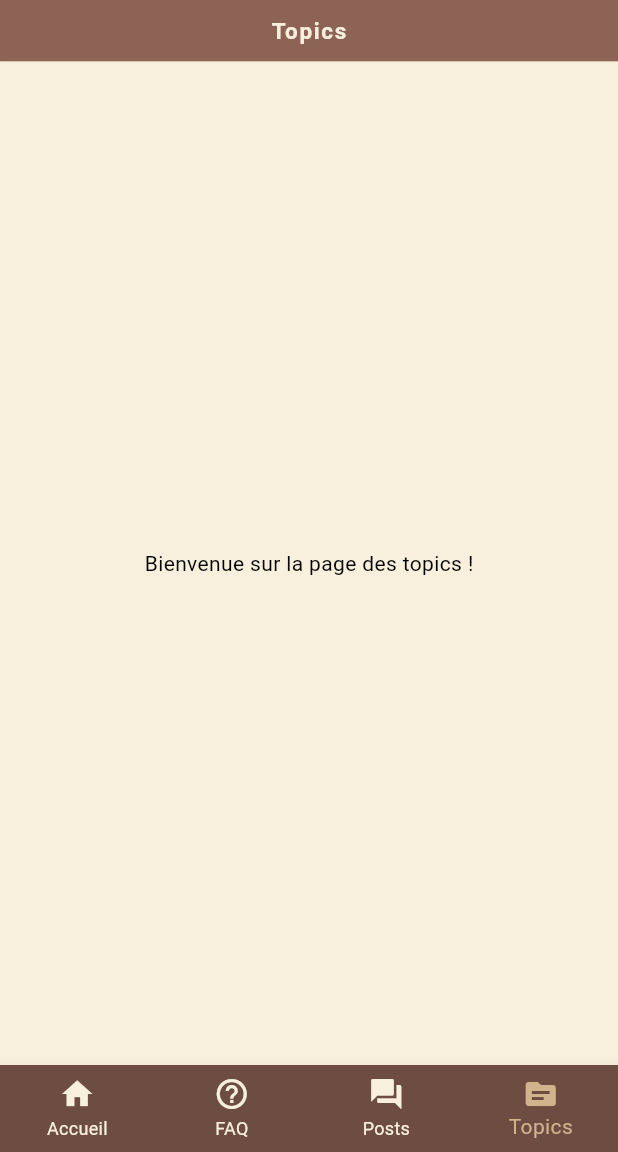
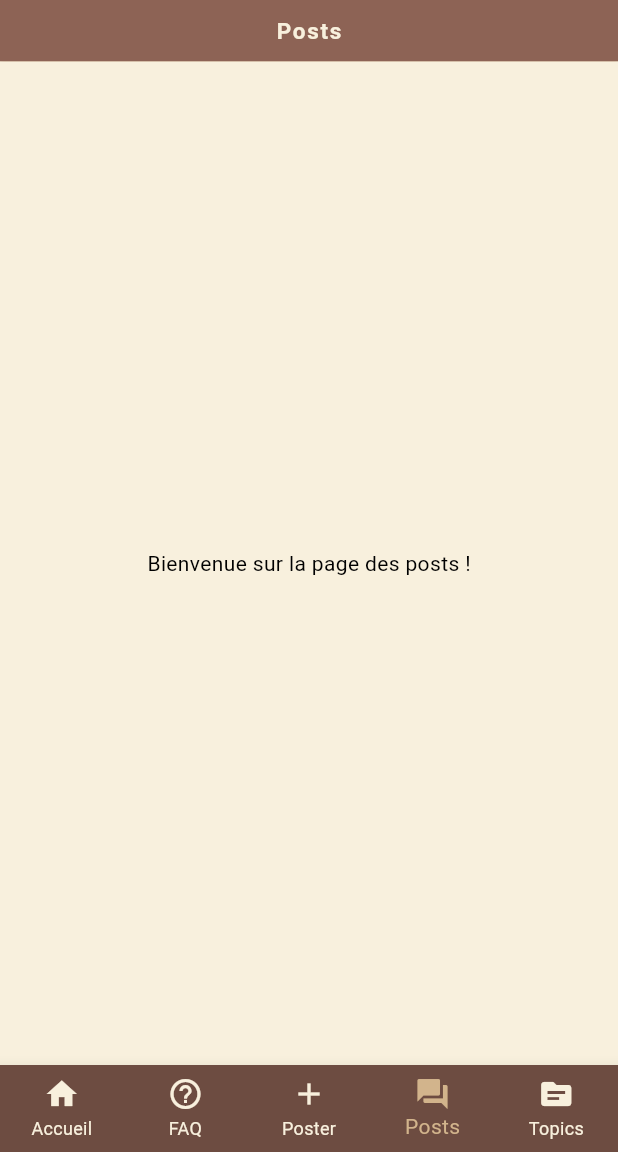
Before and after one commit to APlouzeau/mocha, a Flutter app: the screen it shows after launch, item 4 of the bottom bar chosen, on a phone screen of 412 x 824 dp, the part 84-1236 px from its top. Run offline on Flutter 3.47's test engine with Material 3 defaults, Android fonts, the phone set to English and light mode, and no system bars.

Commit message:
feat: new post button in navbar

```diff
--- a/lib/main.dart
+++ b/lib/main.dart
@@ -55,15 +55,17 @@ class _MochaRootState extends State<MochaRoot> {
   int _currentIndex = 0;
 
   final List<Widget> _pages = const [
-    MochaHomePage(),
-    MochaFaqPage(),
-    PostsPage(),
-    TopicsPage(),
+    MochaHomePage(),    // Accueil
+    MochaFaqPage(),     // FAQ
+    Placeholder(),      // Ajouter
+    PostsPage(),        // Posts
+    TopicsPage(),       // Topics
   ];
 
   final List<String> _pageLabels = const [
     "Accueil",
     "FAQ",
+    "Ajouter", // Creation de post à implémenter
     "Posts",
     "Topics",
   ];
@@ -149,6 +151,10 @@ class _MochaRootState extends State<MochaRoot> {
             label: 'FAQ',
           ),
           BottomNavigationBarItem(
+            icon: Icon(Icons.add), // Nouveau bouton Add
+            label: 'Poster',
+          ),
+          BottomNavigationBarItem(
             icon: Icon(Icons.forum),
             label: 'Posts',
           ),
```
